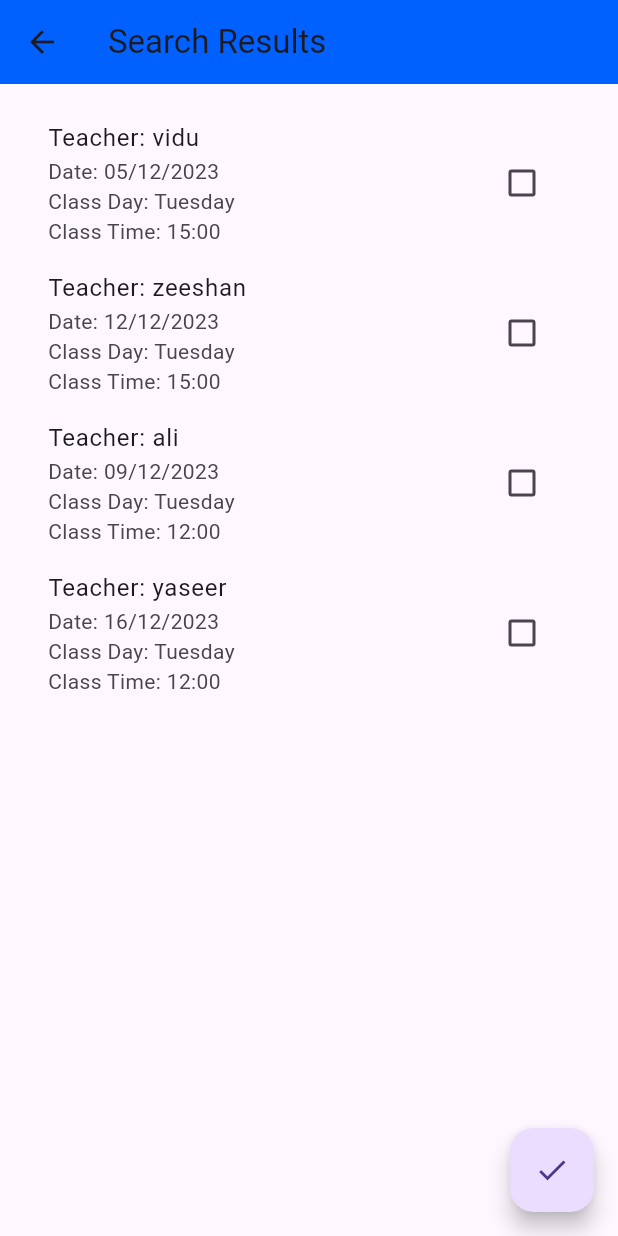
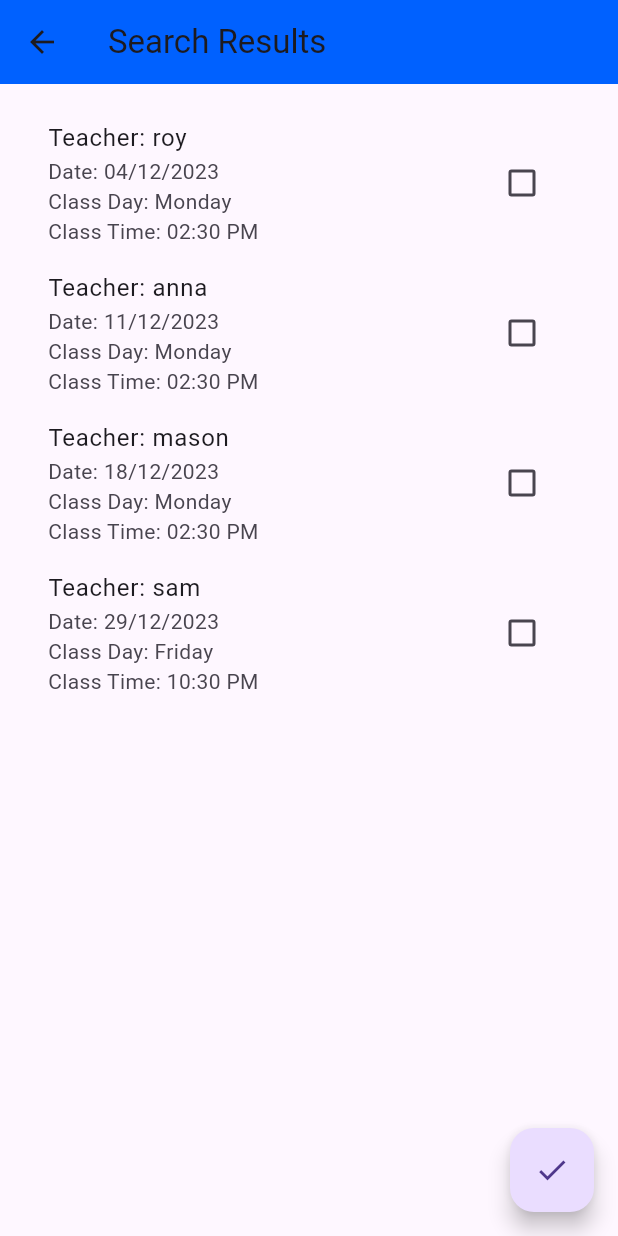
Before and after one commit to vidur1996/yoga_student, a Flutter app: the SearchResultsPage screen opened directly with empty values, on a phone screen of 412 x 824 dp. Run offline on Flutter 3.47's test engine with Material 3 defaults, Android fonts, the phone set to English and light mode, and no system bars; network calls fail.

```diff
--- a/lib/app_routes.dart
+++ b/lib/app_routes.dart
@@ -7,9 +7,6 @@ import 'package:yoga_student/login.dart';
 class AppRoutes {
   static const String login = '/login';
 
-
-
-
   static Map<String, WidgetBuilder> routes = {
     login: (context) => LoginPage(),
 
--- a/lib/login.dart
+++ b/lib/login.dart
@@ -25,14 +25,14 @@ class _LoginPageState extends State<LoginPage> {
         child: Column(
           mainAxisAlignment: MainAxisAlignment.center,
           children: [
-            // Image above TextField
+            // Image
             Image.asset(
               'assets/images/yoga.png',
               height: 100,
               width: 100,
             ),
             SizedBox(height: 20),
-            // TextField below Image
+            // TextField
             TextField(
               controller: emailController,
               keyboardType: TextInputType.emailAddress,
@@ -44,7 +44,7 @@ class _LoginPageState extends State<LoginPage> {
             SizedBox(height: 20),
             ElevatedButton(
               onPressed: () {
-                // Validate the email before proceeding
+                // Validate the email
                 if (emailRegExp.hasMatch(emailController.text)) {
                   setState(() {
                     isEmailValid = true;
--- a/lib/search.dart
+++ b/lib/search.dart
@@ -22,7 +22,7 @@ class _SearchResultsPageState extends State<SearchResultsPage> {
     super.initState();
     classInstancesData = ApiService.fetchData();
 
-    // Initialize selectedItems once data is loaded
+    // Initialize selectedItems
     classInstancesData.then((data) {
       classInstances = data;
       selectedItems = List.generate(classInstances.length, (index) => false);
@@ -78,7 +78,7 @@ class _SearchResultsPageState extends State<SearchResultsPage> {
       ),
       floatingActionButton: FloatingActionButton(
         onPressed: () {
-          // Handle the logic for booking classes using selectedItems
+          //  logic for booking classes
           List<MyClass> selectedClasses = [];
           for (int i = 0; i < selectedItems.length; i++) {
             if (selectedItems[i]) {
--- a/lib/search_dumy.dart
+++ b/lib/search_dumy.dart
@@ -7,12 +7,10 @@ class SearchResultsPage extends StatefulWidget {
 
   // Method to fetch or generate class instances data
   List<Map<String, dynamic>> getClassInstancesData() {
-    return [
-      {"instanceId": 1, "date": "05/12/2023", "teacher": "vidu", "classDay": "Tuesday", "classTime": "15:00"},
-      {"instanceId": 2, "date": "12/12/2023", "teacher": "zeeshan", "classDay": "Tuesday", "classTime": "15:00"},
-      {"instanceId": 3, "date": "09/12/2023", "teacher": "ali", "classDay": "Tuesday", "classTime": "12:00"},
-      {"instanceId": 4, "date": "16/12/2023", "teacher": "yaseer", "classDay": "Tuesday", "classTime": "12:00"},
-    ];
+    return [{"instanceId":1411,"date":"04/12/2023","teacher":"roy","classDay":"Monday","classTime":"02:30 PM"},
+            {"instanceId":1412,"date":"11/12/2023","teacher":"anna","classDay":"Monday","classTime":"02:30 PM"},
+            {"instanceId":1413,"date":"18/12/2023","teacher":"mason","classDay":"Monday","classTime":"02:30 PM"},
+            {"instanceId":1414,"date":"29/12/2023","teacher":"sam","classDay":"Friday","classTime":"10:30 PM"}];
   }
 
   @override
```
Also changed, not shown: lib/confirm_booking.dart (+5 -5 lines), lib/home.dart (+2 -12 lines).
